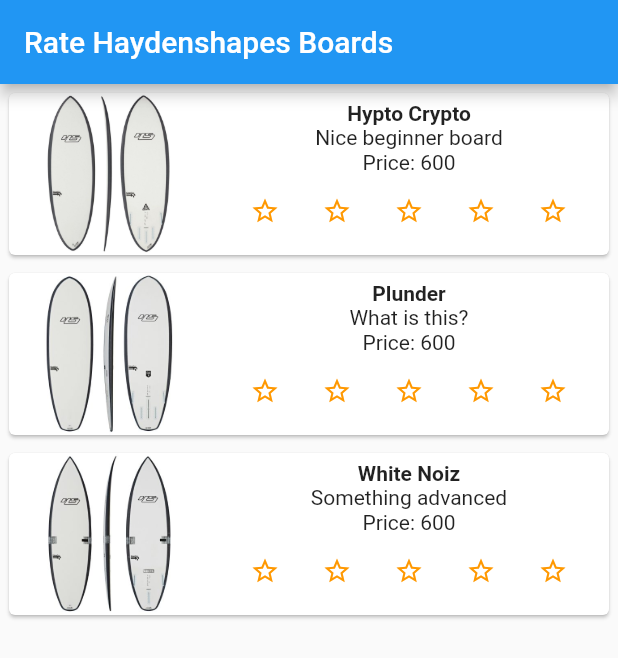
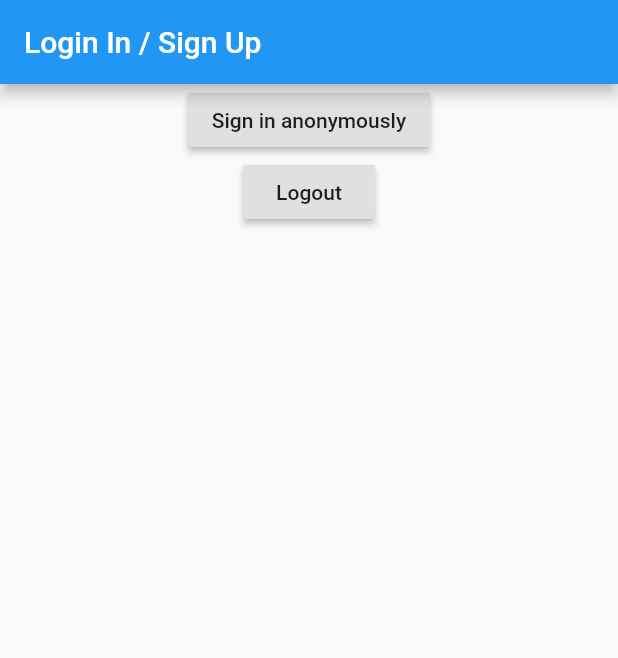
Before and after one commit to MichaelRinglein/SurfBoardRating, a Flutter app: the screen it shows after launch, on a phone screen of 412 x 824 dp. Shown: the top 658 px of the screen. Run offline on Flutter 3.47's test engine with Material 2 defaults, Android fonts, the phone set to English and light mode, and no system bars; our stand-ins replace firebase_auth, firebase_core, flutter_spinkit; missing offline and left inert: dart:js; accounts and stored records are empty.

Commit message:
Anonym signin

```diff
--- /dev/null
+++ b/lib/classes/sign_in.dart
@@ -0,0 +1,39 @@
+import 'package:flutter/material.dart';
+import 'package:surfboard_rating_pwa/services/auth.dart';
+
+class SignIn extends StatefulWidget {
+  @override
+  _SignInState createState() => _SignInState();
+}
+
+class _SignInState extends State<SignIn> {
+
+  Auth _auth = Auth();
+
+  @override
+  Widget build(BuildContext context) {
+    return Scaffold(
+      appBar: AppBar(
+        title: Text('Login In / Sign Up'),
+      ),
+      body: Center(
+        child: Column(
+          children: [
+            RaisedButton(
+              child: Text('Sign in anonymously'),
+              onPressed: () {
+                _auth.loginAnonym();
+              },
+            ),
+            RaisedButton(
+              child: Text('Logout'),
+              onPressed: () {
+                _auth.logOut();
+              },
+            ),
+          ],
+        ),
+      ),
+    );
+  }
+}
--- a/lib/main.dart
+++ b/lib/main.dart
@@ -1,9 +1,15 @@
+import 'package:firebase_auth/firebase_auth.dart';
 import 'package:flutter/material.dart';
 import 'package:surfboard_rating_pwa/classes/loading.dart';
+import 'package:surfboard_rating_pwa/classes/sign_in.dart';
+import 'package:surfboard_rating_pwa/services/auth.dart';
 import 'classes/product.dart';
 import 'classes/product_page.dart';
 import 'classes/product_box.dart';
 import 'package:firebase_core/firebase_core.dart';
+//import 'package:provider/provider.dart';
+
+
 
 void main() {
   WidgetsFlutterBinding.ensureInitialized();
@@ -16,6 +22,10 @@
 
   @override
   Widget build(BuildContext context) {
+
+    //FirebaseAuth _auth = FirebaseAuth.instance;
+    Auth auth = Auth();
+
     return FutureBuilder(
       future: _initialization,
       builder: (context, snapshot) {
@@ -30,7 +40,7 @@
               primarySwatch: Colors.blue,
               visualDensity: VisualDensity.adaptivePlatformDensity,
             ),
-            home: MyHomePage(title: 'Surfboard Ratings') /*MyHomePage(title: 'Flutter Demo Home Page')*/,
+            home:SignIn() //MyHomePage(title: 'Surfboard Ratings') /*MyHomePage(title: 'Flutter Demo Home Page')*/,
           );
         }
 
@@ -40,7 +50,7 @@
             primarySwatch: Colors.blue,
             visualDensity: VisualDensity.adaptivePlatformDensity,
           ),
-          home: MyHomePage(title: 'Surfboard Ratings') /*MyHomePage(title: 'Flutter Demo Home Page')*/,
+          home: SignIn(),//MyHomePage(title: 'Surfboard Ratings'),
         );
 
         //return Loading(); //return a spinner here later
--- a/lib/services/auth.dart
+++ b/lib/services/auth.dart
@@ -1,3 +1,5 @@
+import 'dart:js';
+
 import 'package:flutter/material.dart';
 import 'package:firebase_auth/firebase_auth.dart';
 
@@ -5,5 +7,48 @@
 
   FirebaseAuth _auth = FirebaseAuth.instance;
 
+  Stream<User> get user {
+    _auth
+      .authStateChanges()
+      .listen((User user) {
+        if(user == null) {
+          print('User is logged out');
+        } else {
+          print('User is logged in:');
+          print(user);
+        }
+    });
+    //return user;
+  }
+
+  Future loginAnonym() async {
+    try {
+      UserCredential userCredential = await _auth.signInAnonymously();
+      //return userCredential.user;
+      print(user);
+    } catch(e) {
+      print(e.toString());
+    }
+  }
+
+  Future logOut() async {
+    try {
+      await _auth.signOut();
+    } catch(e) {
+      print(e.toString());
+    }
+  }
+
+  /*
+  FirebaseAuth.instance
+      .authStateChanges()
+      .listen((User user) {
+  if (user == null) {
+  print('User is currently signed out!');
+  } else {
+  print('User is signed in!');
+  }
+  });
+   */
 
 }
--- a/pubspec.yaml
+++ b/pubspec.yaml
@@ -26,7 +26,6 @@
   firebase_core: "0.5.0"
   firebase_auth: "^0.18.1+1"
   flutter_spinkit: "^4.1.2"
-
 
   # The following adds the Cupertino Icons font to your application.
   # Use with the CupertinoIcons class for iOS style icons.
```
Also changed, not shown: lib/classes/sign_up.dart (deleted).
